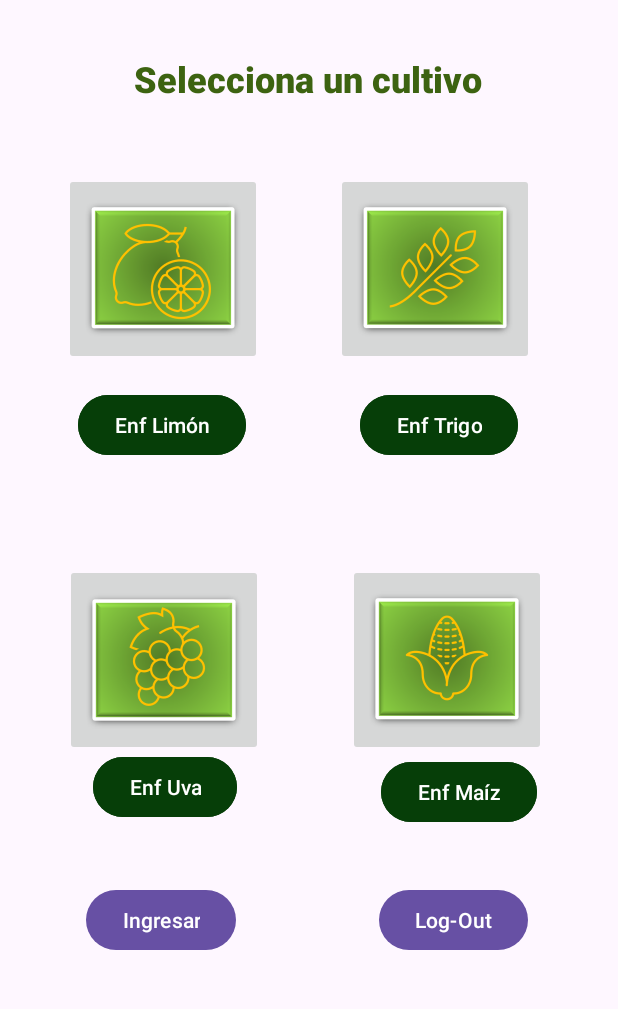
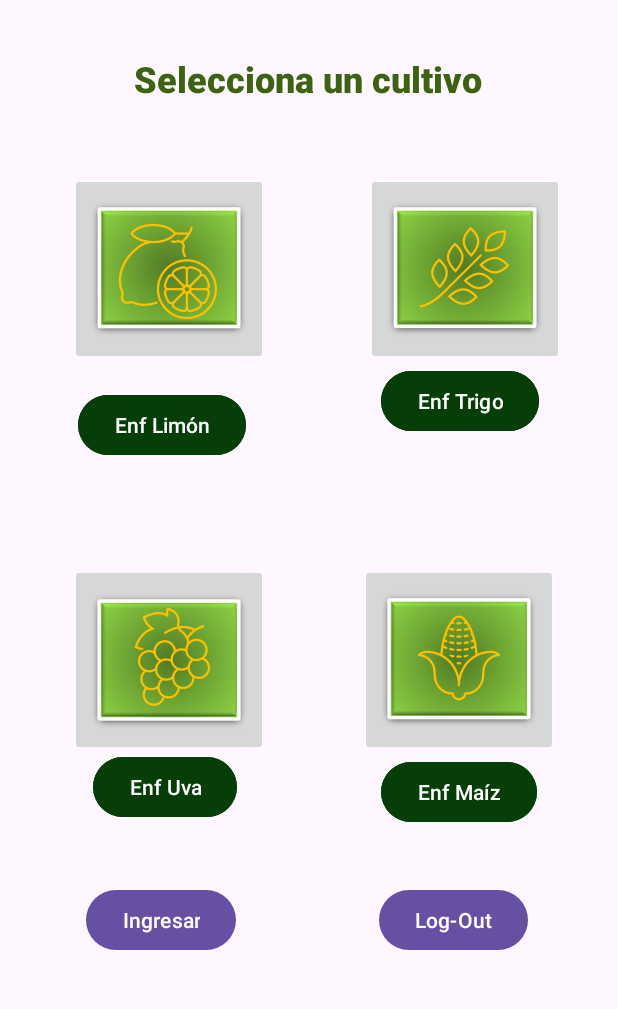
Before and after one commit to CamilaGiudice/parcial-1-am-acn4bv-barreiro-giudice-roldan, an Android app: the screen it shows after launch once a user with an empty profile is signed in (MainActivity), on a phone screen of 412 x 824 dp, the part 204-1213 px from its top. Run offline under Robolectric (Android 15) with nearby library versions, the phone set to English and light mode, and no system bars; our stand-ins replace Firebase (no records; nobody signed in at launch, a user with empty details on screens opened directly).

Commit message:
arreglos pantalla Main

```diff
--- a/app/src/main/res/layout/activity_enfermedades_trigo.xml
+++ b/app/src/main/res/layout/activity_enfermedades_trigo.xml
@@ -38,21 +38,27 @@
 
     <Button
         android:id="@+id/btnAmain"
+        style="@style/Widget.Material3.Button.Icon"
         android:layout_width="wrap_content"
         android:layout_height="wrap_content"
         android:layout_marginStart="16dp"
         android:layout_marginBottom="40dp"
+        android:backgroundTint="#673AB7"
         android:text="@string/volver_a_cultivos2"
+        android:textColor="#F8F5F5"
         app:layout_constraintBottom_toBottomOf="parent"
         app:layout_constraintStart_toStartOf="parent" />
 
     <Button
         android:id="@+id/btnAuva"
+        style="@style/Widget.Material3.Button"
         android:layout_width="wrap_content"
         android:layout_height="wrap_content"
         android:layout_marginEnd="8dp"
         android:layout_marginBottom="40dp"
+        android:backgroundTint="#673AB7"
         android:text="@string/ir_hacia_uva"
+        android:textColor="#F8F2F2"
         app:layout_constraintBottom_toBottomOf="parent"
         app:layout_constraintEnd_toEndOf="parent" />
 
--- a/app/src/main/res/layout/activity_main.xml
+++ b/app/src/main/res/layout/activity_main.xml
@@ -26,7 +26,7 @@
         android:id="@+id/btnmaiz"
         android:layout_width="wrap_content"
         android:layout_height="wrap_content"
-        android:layout_marginEnd="48dp"
+        android:layout_marginEnd="40dp"
         android:layout_marginBottom="184dp"
         android:contentDescription="@string/btn_maiz"
         app:layout_constraintBottom_toBottomOf="parent"
@@ -35,13 +35,13 @@
 
     <Button
         android:id="@+id/btnEMaiz"
-        android:onClick="enfermedades_Maiz"
         android:layout_width="wrap_content"
         android:layout_height="wrap_content"
         android:layout_marginStart="96dp"
         android:layout_marginEnd="53dp"
         android:layout_marginBottom="44dp"
         android:backgroundTint="#063E08"
+        android:onClick="enfermedades_Maiz"
         android:text="Enf Maíz"
         app:layout_constraintBottom_toTopOf="@+id/cerrarSesion"
         app:layout_constraintEnd_toEndOf="parent"
@@ -57,7 +57,7 @@
         android:contentDescription="@string/btn_limon"
         app:layout_constraintBottom_toTopOf="@+id/btnuva"
         app:layout_constraintEnd_toStartOf="@+id/btntrigo"
-        app:layout_constraintHorizontal_bias="0.467"
+        app:layout_constraintHorizontal_bias="0.414"
         app:layout_constraintStart_toStartOf="parent"
         app:layout_constraintTop_toTopOf="parent"
         app:layout_constraintVertical_bias="0.655"
@@ -82,7 +82,7 @@
         android:id="@+id/btntrigo"
         android:layout_width="wrap_content"
         android:layout_height="wrap_content"
-        android:layout_marginEnd="56dp"
+        android:layout_marginEnd="36dp"
         android:contentDescription="@string/btn_trigo"
         app:layout_constraintBottom_toTopOf="@+id/btnmaiz"
         app:layout_constraintEnd_toEndOf="parent"
@@ -101,9 +101,10 @@
         android:text="Enf Trigo"
         app:layout_constraintBottom_toTopOf="@+id/btnmaiz"
         app:layout_constraintEnd_toEndOf="parent"
-        app:layout_constraintHorizontal_bias="0.54"
+        app:layout_constraintHorizontal_bias="0.0"
         app:layout_constraintStart_toEndOf="@+id/btnlimon"
-        app:layout_constraintTop_toBottomOf="@+id/btntrigo" />
+        app:layout_constraintTop_toBottomOf="@+id/btntrigo"
+        app:layout_constraintVertical_bias="0.0" />
 
     <ImageButton
         android:id="@+id/btnuva"
```
